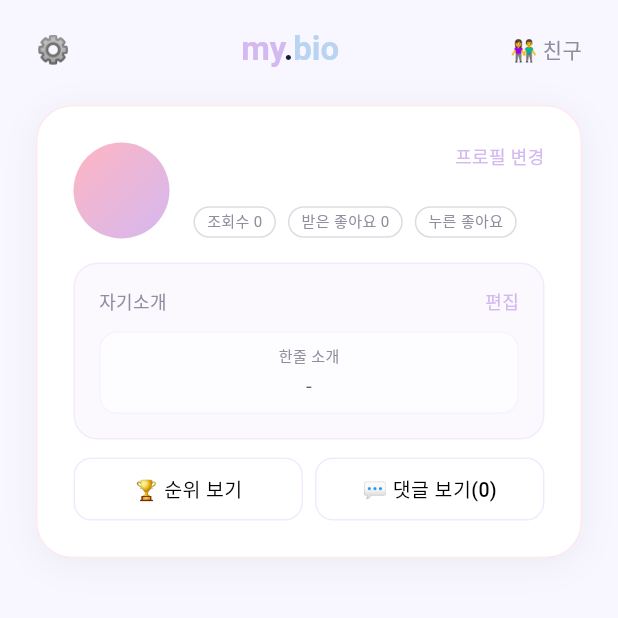
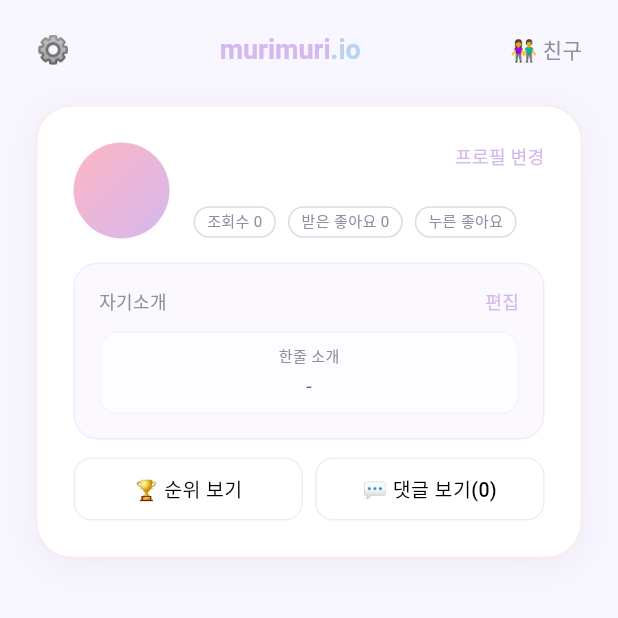
Before and after one commit to a0100019/my-profile, a Flutter app: the DashboardScreen screen opened directly, on a phone screen of 412 x 824 dp, the top half of it. Run offline on Flutter 3.47's test engine with Material 3 defaults, Android fonts, the phone set to English and light mode, and no system bars; our stand-ins replace cloud_firestore, firebase_auth, firebase_core, firebase_storage, google_sign_in, image_picker; accounts and stored records are empty; network calls fail; Roboto replaces fonts that are missing (Pretendard).

Commit message:
Rebrand visible app name to murimuri.io; fix category photo picker UX
Update header logo, browser title, PWA manifest, and terms text to
murimuri.io. Move category-item photo preview beside the input field
instead of above it. Share links stay on mybio.kr since murimuri.io
isn't registered/connected yet.

```diff
--- a/lib/main.dart
+++ b/lib/main.dart
@@ -21,7 +21,7 @@ class MyBioApp extends StatelessWidget {
   @override
   Widget build(BuildContext context) {
     return MaterialApp(
-      title: 'mybio.kr',
+      title: 'murimuri.io',
       debugShowCheckedModeBanner: false,
       theme: ThemeData(
         colorScheme: ColorScheme.light(
--- a/lib/screens/dashboard_screen.dart
+++ b/lib/screens/dashboard_screen.dart
@@ -267,11 +267,10 @@ class _DashboardScreenState extends State<DashboardScreen> {
         const Spacer(),
         RichText(
           text: TextSpan(
-            style: const TextStyle(fontSize: 22, fontWeight: FontWeight.bold),
+            style: const TextStyle(fontSize: 18, fontWeight: FontWeight.bold),
             children: [
-              TextSpan(text: 'my', style: TextStyle(color: AppColors.pastelPurple)),
-              TextSpan(text: '.', style: TextStyle(color: AppColors.foreground)),
-              TextSpan(text: 'bio', style: TextStyle(color: AppColors.pastelBlue)),
+              TextSpan(text: 'murimuri', style: TextStyle(color: AppColors.pastelPurple)),
+              TextSpan(text: '.io', style: TextStyle(color: AppColors.pastelBlue)),
             ],
           ),
         ),
--- a/lib/screens/login_screen.dart
+++ b/lib/screens/login_screen.dart
@@ -254,7 +254,7 @@ class _LoginScreenState extends State<LoginScreen> {
                       child: Column(
                         crossAxisAlignment: CrossAxisAlignment.start,
                         children: [
-                          _termSection('제1조 (목적)', '본 약관은 mybio.kr(이하 "서비스")의 이용 조건 및 절차, 이용자와 서비스 제공자의 권리·의무를 규정함을 목적으로 합니다.'),
+                          _termSection('제1조 (목적)', '본 약관은 murimuri.io(이하 "서비스")의 이용 조건 및 절차, 이용자와 서비스 제공자의 권리·의무를 규정함을 목적으로 합니다.'),
                           _termSection('제2조 (정의)', '① "서비스"란 사용자가 자신의 취향과 관심사를 프로필로 만들어 공유할 수 있는 애플리케이션을 말합니다.\n② "이용자"란 Google 계정으로 로그인하여 서비스를 이용하는 자를 말합니다.'),
                           _termSection('제3조 (개인정보 수집 및 이용)', '서비스는 Google 로그인을 통해 아래 정보를 수집합니다.\n• 이름 (표시명)\n• 이메일 주소\n• 프로필 사진 URL\n\n수집된 정보는 프로필 표시 및 서비스 운영 목적으로만 사용되며, 제3자에게 제공하지 않습니다.'),
                           _termSection('제4조 (이용자의 의무)', '① 이용자는 타인의 권리를 침해하는 콘텐츠를 게시해서는 안 됩니다.\n② 이용자는 서비스를 부정한 목적으로 사용해서는 안 됩니다.\n③ 이용자가 업로드한 콘텐츠에 대한 책임은 이용자 본인에게 있습니다.'),
--- a/lib/widgets/settings_modal.dart
+++ b/lib/widgets/settings_modal.dart
@@ -156,7 +156,7 @@ class _SettingsModalState extends State<SettingsModal> {
             crossAxisAlignment: CrossAxisAlignment.start,
             mainAxisSize: MainAxisSize.min,
             children: [
-              _term('제1조 (목적)', '본 약관은 mybio.kr(이하 "서비스")의 이용 조건 및 절차, 이용자와 서비스 제공자의 권리·의무를 규정함을 목적으로 합니다.'),
+              _term('제1조 (목적)', '본 약관은 murimuri.io(이하 "서비스")의 이용 조건 및 절차, 이용자와 서비스 제공자의 권리·의무를 규정함을 목적으로 합니다.'),
               _term('제2조 (정의)', '① "서비스"란 사용자가 자신의 취향과 관심사를 프로필로 만들어 공유할 수 있는 애플리케이션을 말합니다.\n② "이용자"란 Google 계정으로 로그인하여 서비스를 이용하는 자를 말합니다.'),
               _term('제3조 (개인정보)', '서비스는 Google 로그인을 통해 이름, 이메일, 프로필 사진 URL을 수집합니다. 수집된 정보는 프로필 표시 및 서비스 운영 목적으로만 사용됩니다.'),
               _term('제4조 (이용자의 의무)', '① 타인의 권리를 침해하는 콘텐츠를 게시해서는 안 됩니다.\n② 서비스를 부정한 목적으로 사용해서는 안 됩니다.'),
```
Also changed, not shown: lib/widgets/category_section.dart (+27 -23 lines), 3 other files.
